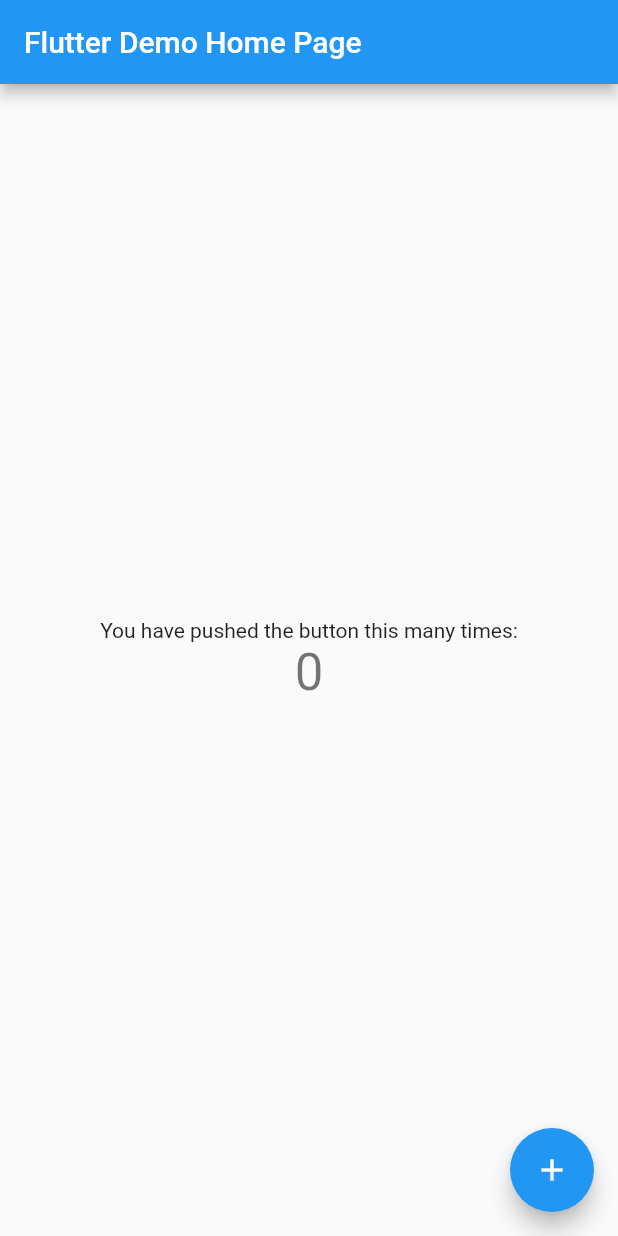
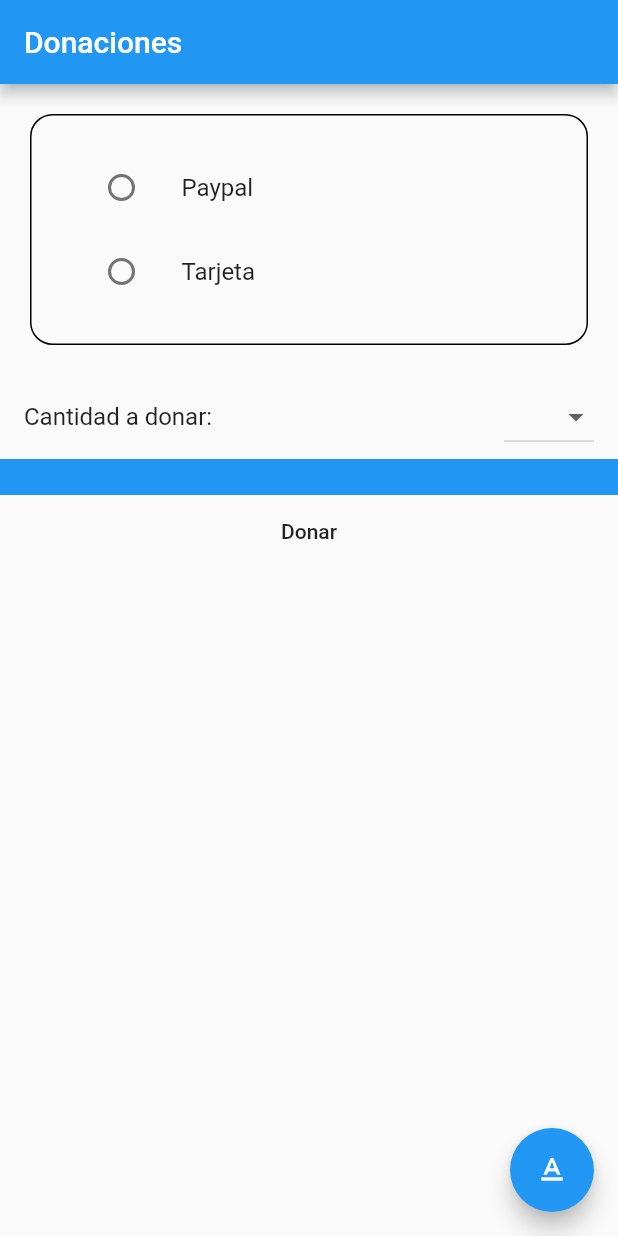
Before and after one commit to DanielLerma/app_donaciones, a Flutter app: the screen it shows after launch, on a phone screen of 412 x 824 dp. Run offline on Flutter 3.47's test engine with Material 2 defaults, Android fonts, the phone set to English and light mode, and no system bars.

Commit message:
fin clase lunes 31_08

```diff
--- /dev/null
+++ b/lib/donativos.dart
@@ -0,0 +1,27 @@
+import 'package:flutter/material.dart';
+import 'package:flutter/widgets.dart';
+
+class Donativos extends StatefulWidget {
+  final double ? donativos;
+  // tenemos que agregar al constructor ese atributo
+  Donativos({Key? key, @required this.donativos}) : super(key: key);
+
+  @override
+  _Donativostate createState() => _Donativostate();
+}
+
+class _Donativostate extends State<Donativos> {
+
+  @override
+  Widget build(BuildContext context) {
+    // línea para jalar args de la página anterior
+    // var donativos = ModalRoute.of(context)?.settings.arguments;
+    print('Donativos obtenidos: ${widget.donativos}');
+    return Scaffold(
+      appBar: AppBar(
+        title: Text('Donativos obtenidos'),
+      ),
+      body: Container()
+    );
+  }
+}
--- /dev/null
+++ b/lib/home_page.dart
@@ -0,0 +1,103 @@
+import 'package:app_donaciones/donativos.dart';
+import 'package:flutter/material.dart';
+
+class HomePage extends StatefulWidget {
+  HomePage({Key? key}) : super(key: key);
+
+  @override
+  _HomePage createState() => _HomePage();
+}
+
+class _HomePage extends State<HomePage> {
+  double donacionesAcumuladas = 0.0;
+  double total = 10000;
+  double progress = 10.0;
+  int? currentRadio;
+  int? currentDropItem;
+  var radioGroup = {0: 'Paypal', 1: 'Tarjeta'};
+  // lista de items del dropdown
+  var dropItemsGroup = {0: 100, 1: 350, 2: 850, 3: 1050, 4: 9999};
+
+  @override
+  Widget build(BuildContext context) {
+    return Scaffold(
+      appBar: AppBar(
+        title: Text('Donaciones'),
+      ),
+      body: ListView(
+        children: [
+          Container(
+            padding: EdgeInsets.all(20),
+            margin: EdgeInsets.all(20),
+            decoration: BoxDecoration(
+              border: Border.all(width: 1),
+              borderRadius: BorderRadius.circular(15),
+            ),
+            child: Column(
+              mainAxisSize: MainAxisSize.min,
+              children: radioGroupGenerator(),
+            ),
+          ),
+          ListTile(
+              title: Text('Cantidad a donar:'),
+              trailing: DropdownButton(
+                  items: dropDownItemGenerator(),
+                  value: currentDropItem,
+                  onChanged: (int? selected) {
+                    currentDropItem = selected;
+                    setState(() {});
+                  })),
+          LinearProgressIndicator(minHeight: 24, value: progress),
+          MaterialButton(
+              onPressed: () {
+                // si es null -> suma 0
+                donacionesAcumuladas += currentDropItem ?? 0;
+                progress = donacionesAcumuladas / total;
+                setState(() {});
+              },
+              child: Text('Donar'))
+        ],
+      ),
+      // botón que va abajo a la derecha
+      floatingActionButton: FloatingActionButton(
+        child: Icon(Icons.text_format),
+        onPressed: () {
+          // Aquí es donde se navega a la next screen
+          Navigator.of(context).push(
+            MaterialPageRoute(
+                builder: (context) {
+                  return Donativos(donativos: donacionesAcumuladas);
+                },
+                // Navigator.of(context).pushNamed('/donativos'); -> otra manera de hacer rutas
+                // para pasar argumentos/datos a otra pantalla
+                settings: RouteSettings(arguments: donacionesAcumuladas)),
+          );
+        },
+      ),
+    );
+  }
+
+  dropDownItemGenerator() {
+    return dropItemsGroup.entries
+        .map(
+          (dropDownElement) => DropdownMenuItem(
+              value: dropDownElement.value,
+              child: Text('${dropDownElement.value}')),
+        )
+        .toList();
+  }
+
+  radioGroupGenerator() {
+    return radioGroup.entries
+        .map((radioElement) => ListTile(
+            leading: Radio(
+                value: radioElement.key,
+                groupValue: currentRadio,
+                onChanged: (int? selected) {
+                  currentRadio = selected;
+                  setState(() {});
+                }),
+            title: Text('${radioElement.value}')))
+        .toList();
+  }
+}
--- a/lib/main.dart
+++ b/lib/main.dart
@@ -1,113 +1,23 @@
+import 'package:app_donaciones/donativos.dart';
+import 'package:app_donaciones/home_page.dart';
 import 'package:flutter/material.dart';
 
-void main() {
-  runApp(MyApp());
-}
+void main() => runApp(MyApp());
 
 class MyApp extends StatelessWidget {
-  // This widget is the root of your application.
   @override
   Widget build(BuildContext context) {
     return MaterialApp(
-      title: 'Flutter Demo',
-      theme: ThemeData(
-        // This is the theme of your application.
-        //
-        // Try running your application with "flutter run". You'll see the
-        // application has a blue toolbar. Then, without quitting the app, try
-        // changing the primarySwatch below to Colors.green and then invoke
-        // "hot reload" (press "r" in the console where you ran "flutter run",
-        // or simply save your changes to "hot reload" in a Flutter IDE).
-        // Notice that the counter didn't reset back to zero; the application
-        // is not restarted.
-        primarySwatch: Colors.blue,
-      ),
-      home: MyHomePage(title: 'Flutter Demo Home Page'),
+      // la primer pantalla es la home_page
+      // importamos en la línea1
+      home: HomePage(),
+      // donde empieza la app
+      // initialRoute: '/homePage',
+      // // Mapa de rutas
+      // routes: {
+      //   '/homePage': (context) => HomePage(),
+      //   'donativos': (context) => Donativos()
+      // }
     );
   }
 }
-
-class MyHomePage extends StatefulWidget {
-  MyHomePage({Key? key, required this.title}) : super(key: key);
-
-  // This widget is the home page of your application. It is stateful, meaning
-  // that it has a State object (defined below) that contains fields that affect
-  // how it looks.
-
-  // This class is the configuration for the state. It holds the values (in this
-  // case the title) provided by the parent (in this case the App widget) and
-  // used by the build method of the State. Fields in a Widget subclass are
-  // always marked "final".
-
-  final String title;
-
-  @override
-  _MyHomePageState createState() => _MyHomePageState();
-}
-
-class _MyHomePageState extends State<MyHomePage> {
-  int _counter = 0;
-
-  void _incrementCounter() {
-    setState(() {
-      // This call to setState tells the Flutter framework that something has
-      // changed in this State, which causes it to rerun the build method below
-      // so that the display can reflect the updated values. If we changed
-      // _counter without calling setState(), then the build method would not be
-      // called again, and so nothing would appear to happen.
-      _counter++;
-    });
-  }
-
-  @override
-  Widget build(BuildContext context) {
-    // This method is rerun every time setState is called, for instance as done
-    // by the _incrementCounter method above.
-    //
-    // The Flutter framework has been optimized to make rerunning build methods
-    // fast, so that you can just rebuild anything that needs updating rather
-    // than having to individually change instances of widgets.
-    return Scaffold(
-      appBar: AppBar(
-        // Here we take the value from the MyHomePage object that was created by
-        // the App.build method, and use it to set our appbar title.
-        title: Text(widget.title),
-      ),
-      body: Center(
-        // Center is a layout widget. It takes a single child and positions it
-        // in the middle of the parent.
-        child: Column(
-          // Column is also a layout widget. It takes a list of children and
-          // arranges them vertically. By default, it sizes itself to fit its
-          // children horizontally, and tries to be as tall as its parent.
-          //
-          // Invoke "debug painting" (press "p" in the console, choose the
-          // "Toggle Debug Paint" action from the Flutter Inspector in Android
-          // Studio, or the "Toggle Debug Paint" command in Visual Studio Code)
-          // to see the wireframe for each widget.
-          //
-          // Column has various properties to control how it sizes itself and
-          // how it positions its children. Here we use mainAxisAlignment to
-          // center the children vertically; the main axis here is the vertical
-          // axis because Columns are vertical (the cross axis would be
-          // horizontal).
-          mainAxisAlignment: MainAxisAlignment.center,
-          children: <Widget>[
-            Text(
-              'You have pushed the button this many times:',
-            ),
-            Text(
-              '$_counter',
-              style: Theme.of(context).textTheme.headline4,
-            ),
-          ],
-        ),
-      ),
-      floatingActionButton: FloatingActionButton(
-        onPressed: _incrementCounter,
-        tooltip: 'Increment',
-        child: Icon(Icons.add),
-      ), // This trailing comma makes auto-formatting nicer for build methods.
-    );
-  }
-}
```
